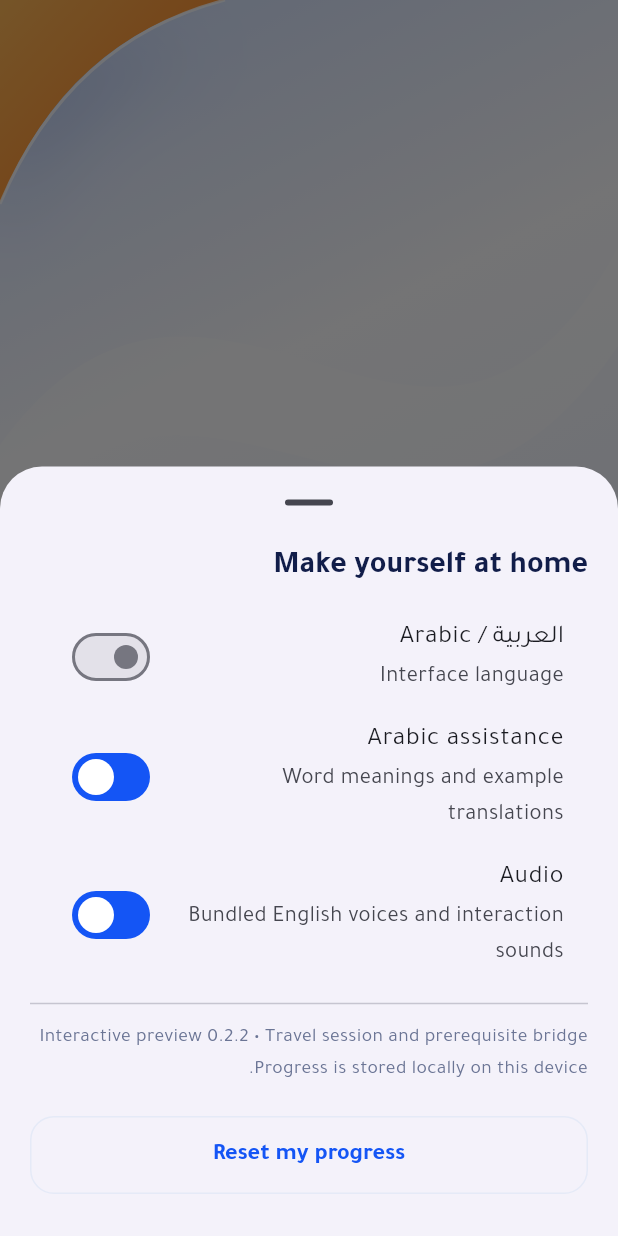
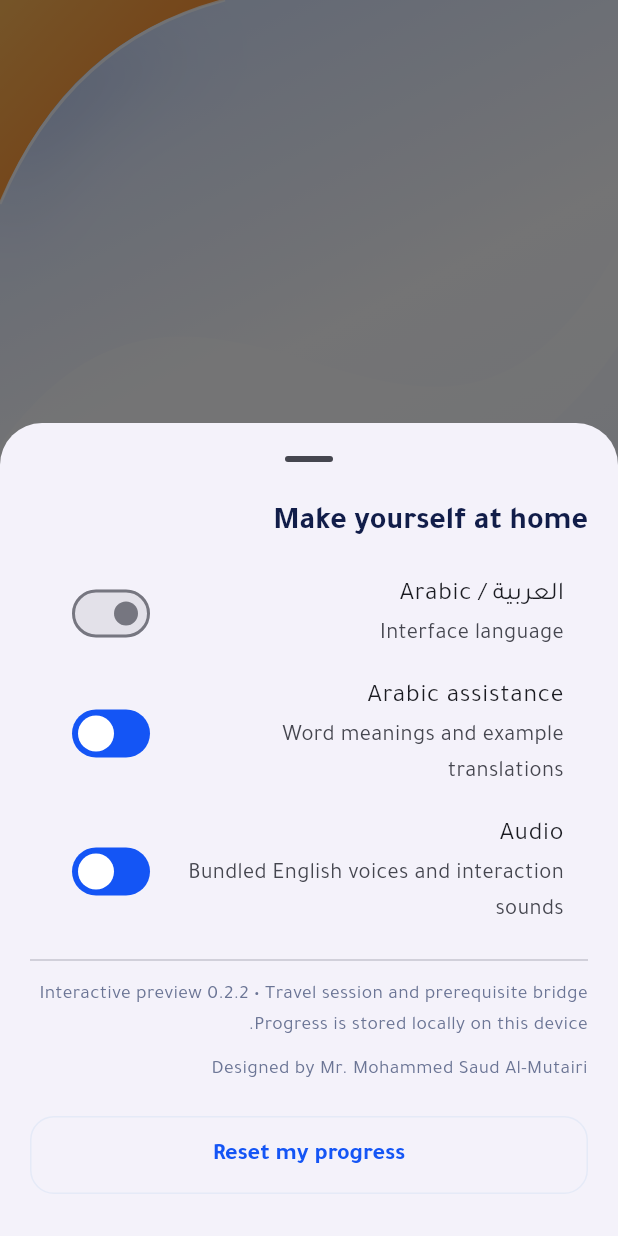
Before and after one commit to Mohammedsaud-bot/Daftari, a Flutter app: what showSettings() shows on an empty page, opened directly with empty values, after a tap on "العربية / Arabic", on a phone screen of 412 x 824 dp. Run offline on Flutter 3.47's test engine with Material 3 defaults, Android fonts, the phone set to English and light mode, and no system bars; our stand-ins replace audioplayers, flutter_tts, shared_preferences; accounts and stored records are empty.

Commit message:
Add app author attribution
Co-authored-by: Mohammedsaud-bot <352783429+Mohammedsaud-bot@users.noreply.github.com>

```diff
--- a/lib/ui/study_screens.dart
+++ b/lib/ui/study_screens.dart
@@ -1339,6 +1339,14 @@ void showSettings(BuildContext context, AppState s) {
               s.t(
                 'نسخة تفاعلية 0.2.2 • جلسة سفر وجسر تمهيدي\nالتقدم محفوظ محليًا على هذا الجهاز.',
                 'Interactive preview 0.2.2 • Travel session and prerequisite bridge\nProgress is stored locally on this device.',
+              ),
+              style: const TextStyle(color: muted, fontSize: 13),
+            ),
+            const SizedBox(height: 8),
+            Text(
+              s.t(
+                'تم تصميم هذا البرنامج بواسطة الأستاذ محمد سعود المطيري',
+                'Designed by Mr. Mohammed Saud Al-Mutairi',
               ),
               style: const TextStyle(color: muted, fontSize: 13),
             ),
```
